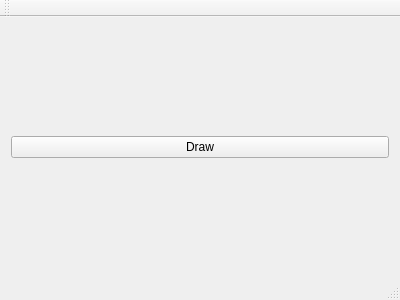
The window that gui/mainview.ui (Soerboe/Urim) describes before a commit, drawn with Qt 5.
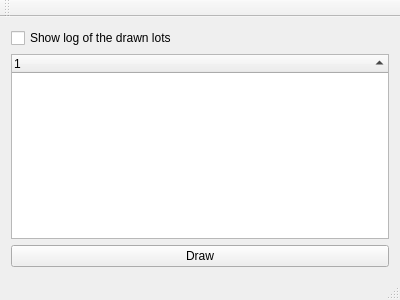
The same window after the commit.

Commit message: Logs all the drawn lots

Patch:
```diff
--- a/gui/mainview.ui
+++ b/gui/mainview.ui
@@ -17,6 +17,34 @@
    <layout class="QVBoxLayout" name="verticalLayout_2">
     <item>
      <layout class="QVBoxLayout" name="verticalLayout">
+      <item>
+       <widget class="QCheckBox" name="showLogCheckBox">
+        <property name="text">
+         <string>Show log of the drawn lots</string>
+        </property>
+       </widget>
+      </item>
+      <item>
+       <widget class="QTreeWidget" name="logWidget">
+        <property name="selectionMode">
+         <enum>QAbstractItemView::NoSelection</enum>
+        </property>
+        <property name="indentation">
+         <number>0</number>
+        </property>
+        <property name="rootIsDecorated">
+         <bool>false</bool>
+        </property>
+        <property name="sortingEnabled">
+         <bool>true</bool>
+        </property>
+        <column>
+         <property name="text">
+          <string notr="true">1</string>
+         </property>
+        </column>
+       </widget>
+      </item>
       <item>
        <widget class="QPushButton" name="drawButton">
         <property name="text">
```
Left out of the diff: 2 changed lines with no effect on the pictures. The commit also changes 7 other files.
